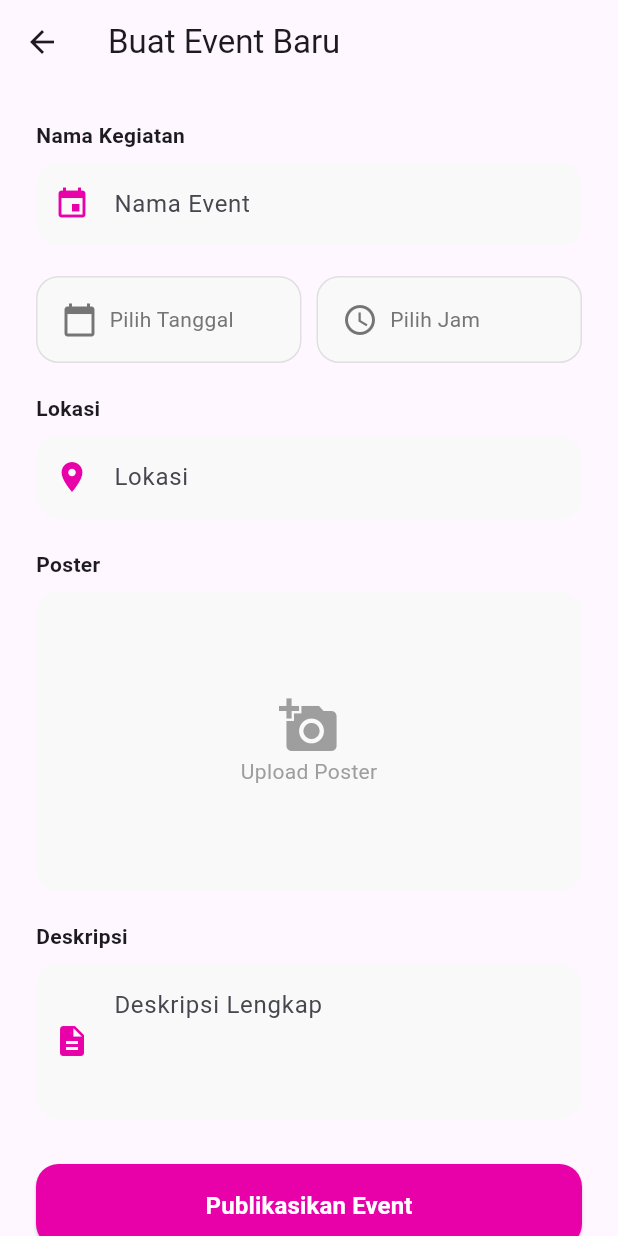
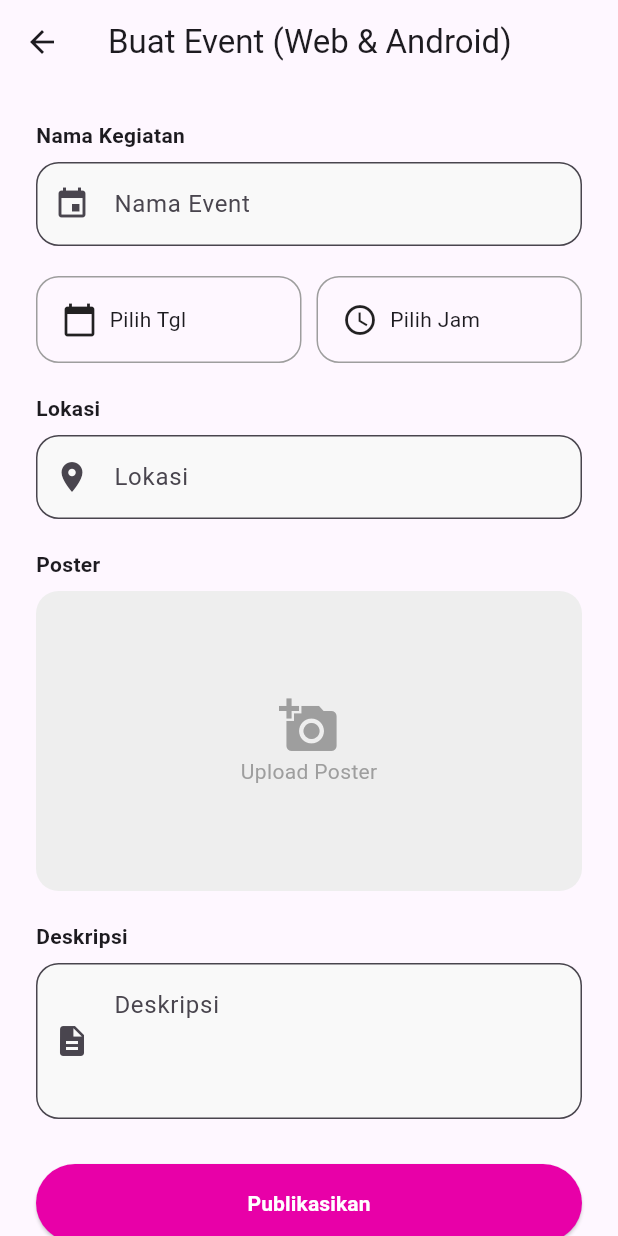
Before and after one commit to Adrianbahri/Eventku_MobileApp, a Flutter app: the AddEventPage screen opened directly, after a tap on "Upload Poster", on a phone screen of 412 x 824 dp. Run offline on Flutter 3.47's test engine with Material 3 defaults, Android fonts, the phone set to English and light mode, and no system bars; our stand-ins replace cloud_firestore, firebase_auth, firebase_core, firebase_storage, google_sign_in, image_picker; accounts and stored records are empty.

Commit message:
Perbaiki Bug Gambar

```diff
--- a/lib/add_event_page.dart
+++ b/lib/add_event_page.dart
@@ -5,7 +5,6 @@ import 'package:firebase_storage/firebase_storage.dart';
 import 'package:image_picker/image_picker.dart';
 import 'package:firebase_auth/firebase_auth.dart';
 import 'event_model.dart';
-// Note: Jangan lupa jalankan flutter pub add image_picker firebase_storage cloud_firestore firebase_auth
 
 class AppColors {
   static const primary = Color.fromRGBO(232, 0, 168, 1);
@@ -28,8 +27,11 @@ class _AddEventPageState extends State<AddEventPage> {
   DateTime? _selectedDate;
   TimeOfDay? _selectedTime;
 
-  // --- STATE UNTUK GAMBAR (UNIVERSAL) ---
-  Uint8List? _imageBytes; // Data gambar mentah (bytes)
+  // --- UBAHAN PENTING (UNIVERSAL) ---
+  // Kita tidak menggunakan 'File' dari dart:io lagi karena error di Web.
+  // Kita gunakan Uint8List (bytes) yang bisa dibaca oleh Web & Android.
+  Uint8List? _imageBytes;
+  String? _imageName; // Menyimpan nama file asli
   bool _isSubmitting = false;
 
   @override
@@ -52,25 +54,20 @@ class _AddEventPageState extends State<AddEventPage> {
 
       if (picked != null) {
         // Baca file sebagai Bytes (Data Mentah)
+        // Ini adalah kunci agar kode jalan di Web DAN Android tanpa import dart:io
         final bytes = await picked.readAsBytes();
 
         setState(() {
           _imageBytes = bytes;
-          // Nama file tidak lagi disimpan di sini karena akan dibuat unik saat upload
+          _imageName = picked.name;
         });
       }
     } catch (e) {
-      // Pastikan Anda telah mengkonfigurasi izin (permissions) di Android/iOS
       debugPrint("Error pick image: $e");
-      if (mounted) {
-        ScaffoldMessenger.of(context).showSnackBar(
-          SnackBar(content: Text("Gagal memilih gambar. Cek izin: $e"))
-        );
-      }
     }
   }
 
-  // --- LOGIKA SUBMIT EVENT ---
+  // --- LOGIKA SUBMIT (ALL PLATFORMS) ---
   void _submitEvent() async {
     final currentUserId = FirebaseAuth.instance.currentUser?.uid;
 
@@ -79,18 +76,19 @@ class _AddEventPageState extends State<AddEventPage> {
       return;
     }
 
-    if (_titleController.text.isEmpty || _imageBytes == null || _selectedDate == null || _selectedTime == null) {
-      ScaffoldMessenger.of(context).showSnackBar(const SnackBar(content: Text("Lengkapi semua data & gambar!")));
+    if (_titleController.text.isEmpty || _imageBytes == null) {
+      ScaffoldMessenger.of(context).showSnackBar(const SnackBar(content: Text("Lengkapi data & gambar!")));
       return;
     }
 
     setState(() => _isSubmitting = true);
 
     try {
-      // 1. UPLOAD GAMBAR KE FIREBASE STORAGE
+      // Buat nama file unik
       String fileName = '${currentUserId}_${DateTime.now().millisecondsSinceEpoch}.jpg';
       Reference storageRef = FirebaseStorage.instance.ref().child('posters/$fileName');
 
+      // Metadata agar browser mengenali ini sebagai gambar jpeg
       final metadata = SettableMetadata(contentType: 'image/jpeg');
 
       // Upload Bytes (Bekerja di Web & Android)
@@ -99,44 +97,34 @@ class _AddEventPageState extends State<AddEventPage> {
       TaskSnapshot snapshot = await uploadTask;
       String imageUrl = await snapshot.ref.getDownloadURL();
 
-      // 2. SIMPAN METADATA KE FIRESTORE
+      // Format Tanggal
+      final String formattedDateString = "${_selectedDate?.day}-${_selectedDate?.month} ${_selectedTime?.format(context)}";
 
-      // Format Tanggal dan Waktu
-      final String formattedDateString =
-          "${_selectedDate!.day}/${_selectedDate!.month}/${_selectedDate!.year} ${_selectedTime!.format(context)}";
-
-      // Membuat objek EventModel (dengan ID sementara)
+      // Simpan ke Firestore
       final newEvent = EventModel(
-        id: '', // ID dikosongkan karena akan diisi oleh Firestore
+        id: '',
         title: _titleController.text,
         date: formattedDateString,
         location: _locController.text,
         description: _descController.text,
-        imagePath: imageUrl, // URL yang baru didapatkan
+        imagePath: imageUrl,
         userId: currentUserId,
-        timestamp: null, // Dibiarkan null, akan diisi FieldValue.serverTimestamp()
       );
 
-      // Menggunakan spread operator dan menambahkan 'timestamp' secara terpisah
-      await FirebaseFirestore.instance.collection('events').add({
-        ...newEvent.toMap(),
-        'timestamp': FieldValue.serverTimestamp(), // Untuk sorting yang akurat
-      });
+      await FirebaseFirestore.instance.collection('events').add(newEvent.toMap());
 
       if (mounted) {
-        // Berhasil, kembali ke halaman sebelumnya
         Navigator.pop(context);
         ScaffoldMessenger.of(context).showSnackBar(const SnackBar(content: Text("Event Berhasil Dibuat!")));
       }
     } catch (e) {
-      debugPrint("Error saat submit: $e");
-      if (mounted) ScaffoldMessenger.of(context).showSnackBar(SnackBar(content: Text("Error: Gagal menyimpan data.")));
+      if (mounted) ScaffoldMessenger.of(context).showSnackBar(SnackBar(content: Text("Error: $e")));
     } finally {
       if (mounted) setState(() => _isSubmitting = false);
     }
   }
 
-  // --- HELPER PICKER & WIDGETS ---
+  // --- HELPER DATE PICKER ---
   Future<void> _pickDate() async {
       final DateTime? picked = await showDatePicker(
         context: context, initialDate: DateTime.now(),
@@ -150,23 +138,24 @@ class _AddEventPageState extends State<AddEventPage> {
     if (picked != null) setState(() => _selectedTime = picked);
   }
 
+  // --- HELPER WIDGETS ---
   Widget _buildLabel(String text) => Padding(padding: const EdgeInsets.only(bottom: 8), child: Text(text, style: const TextStyle(fontWeight: FontWeight.bold)));
 
   Widget _buildTextField({required TextEditingController controller, required String hint, required IconData icon, int maxLines = 1}) {
-    return TextField(controller: controller, maxLines: maxLines, decoration: InputDecoration(prefixIcon: Icon(icon, color: AppColors.primary), hintText: hint, filled: true, fillColor: AppColors.inputBg, border: OutlineInputBorder(borderRadius: BorderRadius.circular(15), borderSide: BorderSide.none), focusedBorder: OutlineInputBorder(borderRadius: BorderRadius.circular(15), borderSide: const BorderSide(color: AppColors.primary, width: 2))));
+    return TextField(controller: controller, maxLines: maxLines, decoration: InputDecoration(prefixIcon: Icon(icon), hintText: hint, filled: true, fillColor: AppColors.inputBg, border: OutlineInputBorder(borderRadius: BorderRadius.circular(15))));
   }
 
   Widget _buildPickerContainer({required IconData icon, required String text, required VoidCallback onTap, required bool isActive}) {
-    return InkWell(onTap: onTap, child: Container(padding: const EdgeInsets.all(16), decoration: BoxDecoration(color: AppColors.inputBg, border: Border.all(color: isActive ? AppColors.primary : Colors.grey[300]!), borderRadius: BorderRadius.circular(15)), child: Row(children: [Icon(icon, color: isActive ? AppColors.primary : Colors.grey[600]), const SizedBox(width: 8), Text(text, style: TextStyle(color: isActive ? AppColors.textDark : Colors.grey[600]))])));
+    return InkWell(onTap: onTap, child: Container(padding: const EdgeInsets.all(16), decoration: BoxDecoration(border: Border.all(color: isActive ? AppColors.primary : Colors.grey), borderRadius: BorderRadius.circular(15)), child: Row(children: [Icon(icon), const SizedBox(width: 8), Text(text)])));
   }
 
   @override
   Widget build(BuildContext context) {
     return Scaffold(
-      appBar: AppBar(title: const Text("Buat Event Baru")),
+      appBar: AppBar(title: const Text("Buat Event (Web & Android)")),
       body: Center(
         child: ConstrainedBox(
-          constraints: const BoxConstraints(maxWidth: 600),
+          constraints: const BoxConstraints(maxWidth: 600), // Agar rapi di Layar Lebar (Web)
           child: ListView(
             padding: const EdgeInsets.all(24),
             children: [
@@ -175,7 +164,7 @@ class _AddEventPageState extends State<AddEventPage> {
                const SizedBox(height: 20),
 
                Row(children: [
-                 Expanded(child: _buildPickerContainer(icon: Icons.calendar_today, text: _selectedDate?.toString().split(' ')[0] ?? "Pilih Tanggal", onTap: _pickDate, isActive: _selectedDate != null)),
+                 Expanded(child: _buildPickerContainer(icon: Icons.calendar_today, text: _selectedDate?.toString().split(' ')[0] ?? "Pilih Tgl", onTap: _pickDate, isActive: _selectedDate != null)),
                  const SizedBox(width: 10),
                  Expanded(child: _buildPickerContainer(icon: Icons.access_time, text: _selectedTime?.format(context) ?? "Pilih Jam", onTap: _pickTime, isActive: _selectedTime != null)),
                ]),
@@ -191,7 +180,7 @@ class _AddEventPageState extends State<AddEventPage> {
                  child: Container(
                    height: 200,
                    decoration: BoxDecoration(
-                     color: AppColors.inputBg,
+                     color: Colors.grey[200],
                      borderRadius: BorderRadius.circular(15),
                      // Gunakan Image.memory untuk menampilkan Bytes (Universal)
                      image: _imageBytes != null
@@ -209,15 +198,15 @@ class _AddEventPageState extends State<AddEventPage> {
 
                const SizedBox(height: 20),
                _buildLabel("Deskripsi"),
-               _buildTextField(controller: _descController, hint: "Deskripsi Lengkap", icon: Icons.description, maxLines: 3),
+               _buildTextField(controller: _descController, hint: "Deskripsi", icon: Icons.description, maxLines: 3),
 
                const SizedBox(height: 30),
                ElevatedButton(
                  onPressed: _isSubmitting ? null : _submitEvent,
-                 style: ElevatedButton.styleFrom(backgroundColor: AppColors.primary, padding: const EdgeInsets.all(16), shape: RoundedRectangleBorder(borderRadius: BorderRadius.circular(15))),
+                 style: ElevatedButton.styleFrom(backgroundColor: AppColors.primary, padding: const EdgeInsets.all(16)),
                  child: _isSubmitting
                     ? const CircularProgressIndicator(color: Colors.white)
-                    : const Text("Publikasikan Event", style: TextStyle(color: Colors.white, fontWeight: FontWeight.bold, fontSize: 16)),
+                    : const Text("Publikasikan", style: TextStyle(color: Colors.white, fontWeight: FontWeight.bold)),
                )
             ],
           ),
--- a/lib/event_model.dart
+++ b/lib/event_model.dart
@@ -6,9 +6,10 @@ class EventModel {
   final String date;
   final String location;
   final String description;
-  final String imagePath; // Berisi URL Gambar dari Firebase Storage
+  final String imagePath;
   final String userId;
-  final Timestamp? timestamp; // Digunakan untuk sorting, diisi oleh Firestore
+  // Field opsional untuk sorting
+  final Timestamp? timestamp;
 
   EventModel({
     required this.id,
@@ -18,12 +19,10 @@ class EventModel {
     required this.description,
     required this.imagePath,
     required this.userId,
-    this.timestamp,
+    this.timestamp, // Dibuat opsional karena bisa null saat membaca dari toMap()
   });
 
-  // 🛠️ Metode untuk Mengirim Data ke Firestore (Digunakan untuk data baru)
-  // Perhatikan: Kita TIDAK memasukkan 'id' di sini karena itu adalah ID Dokumen.
-  // Field 'timestamp' akan ditambahkan secara terpisah saat memanggil .add()
+  // 🛠️ Metode untuk Mengirim Data ke Firestore (Create/Update)
   Map<String, dynamic> toMap() {
     return {
       'title': title,
@@ -32,24 +31,23 @@ class EventModel {
       'description': description,
       'imagePath': imagePath,
       'userId': userId,
-      // Kita tidak perlu menyertakan nilai timestamp di toMap() ini.
-      // Kita akan menambahkannya secara terpisah di AddEventPage agar Firestore
-      // dapat mengisi FieldValue.serverTimestamp() dengan benar.
+      // Gunakan serverTimestamp() untuk mencatat waktu yang akurat
+      'timestamp': FieldValue.serverTimestamp(),
     };
   }
 
-  // 🔎 Metode untuk Mengambil Data dari Firestore
+  // 📥 Factory untuk Menerima Data dari Firestore (Read)
   factory EventModel.fromMap(Map<String, dynamic> map, String documentId) {
+    // Pastikan casting aman dan berikan nilai default jika null
     return EventModel(
       id: documentId,
       title: map['title'] ?? '',
       date: map['date'] ?? '',
       location: map['location'] ?? '',
       description: map['description'] ?? '',
-      // Pastikan key 'imagePath' sudah benar
       imagePath: map['imagePath'] ?? '',
       userId: map['userId'] ?? '',
-      // Ambil timestamp dari Firestore.
+      // Ambil timestamp dari Firestore. Jika tidak ada, biarkan null.
       timestamp: map['timestamp'] as Timestamp?,
     );
   }
```
